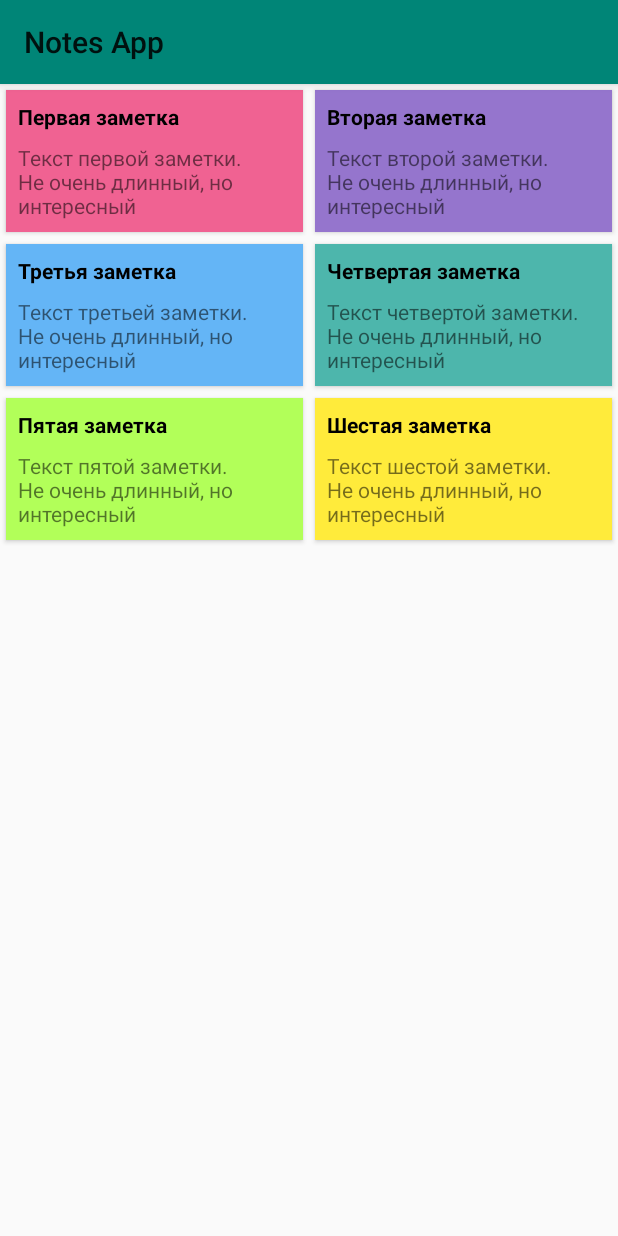
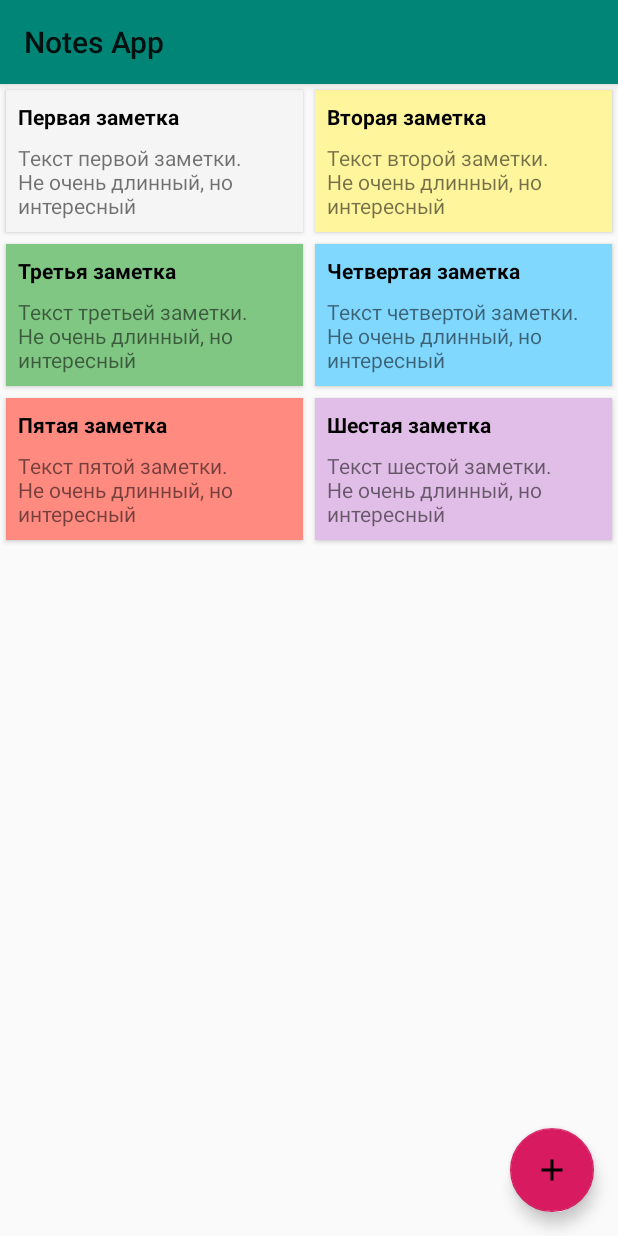
Before and after one commit to Strikelon/KotlinHomework, an Android app: the screen it shows after launch (MainActivity), on a phone screen of 412 x 824 dp. Run offline under Robolectric (Android 15) with nearby library versions, the phone set to English and light mode, and no system bars.

Commit message:
Homework3

```diff
--- a/Kotlin2App/app/build.gradle
+++ b/Kotlin2App/app/build.gradle
@@ -3,6 +3,10 @@ apply plugin: 'com.android.application'
 apply plugin: 'kotlin-android'
 
 apply plugin: 'kotlin-android-extensions'
+
+androidExtensions {
+    experimental = true
+}
 
 android {
     compileSdkVersion 28
@@ -27,6 +31,7 @@ dependencies {
     implementation"org.jetbrains.kotlin:kotlin-stdlib-jdk7:$kotlin_version"
     implementation 'com.android.support:appcompat-v7:28.0.0'
     implementation 'com.android.support.constraint:constraint-layout:1.1.3'
+
     testImplementation 'junit:junit:4.12'
     androidTestImplementation 'com.android.support.test:runner:1.0.2'
     androidTestImplementation 'com.android.support.test.espresso:espresso-core:3.0.2'
--- a/Kotlin2App/app/src/main/AndroidManifest.xml
+++ b/Kotlin2App/app/src/main/AndroidManifest.xml
@@ -16,6 +16,7 @@
                 <category android:name="android.intent.category.LAUNCHER"/>
             </intent-filter>
         </activity>
+        <activity android:name=".ui.note.NoteActivity"/>
     </application>
 
 </manifest>
--- a/Kotlin2App/app/src/main/java/com/strikalov/kotlin2app/data/NotesRepository.kt
+++ b/Kotlin2App/app/src/main/java/com/strikalov/kotlin2app/data/NotesRepository.kt
@@ -1,41 +1,75 @@
 package com.strikalov.kotlin2app.data
 
 import com.strikalov.kotlin2app.data.entity.Note
+import android.arch.lifecycle.LiveData
+import android.arch.lifecycle.MutableLiveData
+import java.util.UUID
 
 object NotesRepository {
 
-    val notes: List<Note> = listOf(
+    private val notesLiveData = MutableLiveData<List<Note>>()
 
+    val notes: MutableList<Note> = mutableListOf(
         Note(
+            UUID.randomUUID().toString(),
             "Первая заметка",
             "Текст первой заметки. Не очень длинный, но интересный",
-                0xfff06292.toInt()
+            color = Note.Color.WHITE
         ),
         Note(
+            UUID.randomUUID().toString(),
             "Вторая заметка",
             "Текст второй заметки. Не очень длинный, но интересный",
-                0xff9575cd.toInt()
+            color = Note.Color.YELLOW
         ),
         Note(
+            UUID.randomUUID().toString(),
             "Третья заметка",
             "Текст третьей заметки. Не очень длинный, но интересный",
-                0xff64b5f6.toInt()
+            color = Note.Color.GREEN
         ),
         Note(
+            UUID.randomUUID().toString(),
             "Четвертая заметка",
             "Текст четвертой заметки. Не очень длинный, но интересный",
-                0xff4db6ac.toInt()
+            color = Note.Color.BLUE
         ),
         Note(
+            UUID.randomUUID().toString(),
             "Пятая заметка",
             "Текст пятой заметки. Не очень длинный, но интересный",
-                0xffb2ff59.toInt()
+            color = Note.Color.RED
         ),
         Note(
+            UUID.randomUUID().toString(),
             "Шестая заметка",
             "Текст шестой заметки. Не очень длинный, но интересный",
-                0xffffeb3b.toInt()
+            color = Note.Color.VIOLET
         )
     )
 
+    init {
+        notesLiveData.value = notes
     }
+
+    fun getNotes(): LiveData<List<Note>> {
+        return notesLiveData
+    }
+
+    fun saveNote(note: Note) {
+        addOrReplace(note)
+        notesLiveData.value = notes
+    }
+
+    private fun addOrReplace(note: Note) {
+        for (i in 0 until notes.size) {
+            if (notes[i] == note) {
+                notes[i] = note
+
+                return
+            }
+        }
+        notes.add(note)
+    }
+
+}
--- a/Kotlin2App/app/src/main/java/com/strikalov/kotlin2app/data/entity/Note.kt
+++ b/Kotlin2App/app/src/main/java/com/strikalov/kotlin2app/data/entity/Note.kt
@@ -1,3 +1,37 @@
 package com.strikalov.kotlin2app.data.entity
 
-class Note(val title: String, val text: String, val color: Int)
+import android.os.Parcelable
+import kotlinx.android.parcel.Parcelize
+import java.util.*
+
+@Parcelize
+data class Note(
+    val id: String,
+    val title: String,
+    val text: String,
+    val color: Color = Color.WHITE,
+    val lastChanged: Date = Date()
+) : Parcelable {
+
+    override fun equals(other: Any?): Boolean {
+        if(this === other) return true
+        if(javaClass != other?.javaClass) return false
+
+        other as Note
+
+        if(id != other.id) return false
+        return true
+    }
+
+    override fun hashCode() = id.hashCode()
+
+    enum class Color {
+        WHITE,
+        YELLOW,
+        GREEN,
+        BLUE,
+        RED,
+        VIOLET,
+        PINK
+    }
+}
--- a/Kotlin2App/app/src/main/java/com/strikalov/kotlin2app/ui/main/MainActivity.kt
+++ b/Kotlin2App/app/src/main/java/com/strikalov/kotlin2app/ui/main/MainActivity.kt
@@ -6,6 +6,7 @@ import android.support.v7.app.AppCompatActivity
 import android.os.Bundle
 import android.support.v7.widget.GridLayoutManager
 import com.strikalov.kotlin2app.R
+import com.strikalov.kotlin2app.ui.note.NoteActivity
 import kotlinx.android.synthetic.main.activity_main.*
 
 class MainActivity : AppCompatActivity() {
@@ -21,11 +22,21 @@ class MainActivity : AppCompatActivity() {
         viewModel = ViewModelProviders.of(this).get(MainViewModel::class.java)
 
         rv_notes.layoutManager = GridLayoutManager(this, 2)
-        adapter = NotesRVAdapter()
+        adapter = NotesRVAdapter {
+            NoteActivity.start(this, it)
+        }
+
         rv_notes.adapter = adapter
 
-        viewModel.viewState().observe(this, Observer<MainViewState> { t ->
-            t?.let { adapter.notes = it.notes }
+        viewModel.viewState().observe(this, Observer<MainViewState> { state ->
+            state?.let {
+                adapter.notes = it.notes
+            }
         })
+
+        fab.setOnClickListener {
+            NoteActivity.start(this)
+        }
+
     }
 }
--- a/Kotlin2App/app/src/main/java/com/strikalov/kotlin2app/ui/main/MainVIewModel.kt
+++ b/Kotlin2App/app/src/main/java/com/strikalov/kotlin2app/ui/main/MainVIewModel.kt
@@ -5,12 +5,15 @@ import android.arch.lifecycle.MutableLiveData
 import android.arch.lifecycle.ViewModel
 import com.strikalov.kotlin2app.data.NotesRepository
 
-class MainViewModel : ViewModel() {
+class MainViewModel(private val repository: NotesRepository = NotesRepository) : ViewModel() {
 
     private val viewStateLiveData : MutableLiveData<MainViewState> = MutableLiveData()
 
     init {
-        viewStateLiveData.value = MainViewState(NotesRepository.notes)
+//        viewStateLiveData.value = MainViewState(NotesRepository.notes)
+        repository.getNotes().observeForever { notes ->
+            viewStateLiveData.value = viewStateLiveData.value?.copy(notes = notes!!) ?: MainViewState(notes!!)
+        }
     }
 
     fun viewState(): LiveData<MainViewState> = viewStateLiveData
--- a/Kotlin2App/app/src/main/java/com/strikalov/kotlin2app/ui/main/MainViewState.kt
+++ b/Kotlin2App/app/src/main/java/com/strikalov/kotlin2app/ui/main/MainViewState.kt
@@ -2,4 +2,4 @@ package com.strikalov.kotlin2app.ui.main
 
 import com.strikalov.kotlin2app.data.entity.Note
 
-class MainViewState(val notes: List<Note>)
+data class MainViewState(val notes: List<Note>)
--- a/Kotlin2App/app/src/main/java/com/strikalov/kotlin2app/ui/main/NotesRVAdapter.kt
+++ b/Kotlin2App/app/src/main/java/com/strikalov/kotlin2app/ui/main/NotesRVAdapter.kt
@@ -1,5 +1,6 @@
 package com.strikalov.kotlin2app.ui.main
 
+import android.support.v4.content.ContextCompat
 import android.support.v7.widget.RecyclerView
 import android.view.LayoutInflater
 import android.view.View
@@ -10,7 +11,7 @@ import com.strikalov.kotlin2app.data.entity.Note
 import kotlinx.android.synthetic.main.item_note.view.*
 
 
-class NotesRVAdapter : RecyclerView.Adapter<NotesRVAdapter.ViewHolder>(){
+class NotesRVAdapter(val onItemClick : ((Note) -> Unit)? = null) : RecyclerView.Adapter<NotesRVAdapter.ViewHolder>() {
 
 
     var notes: List<Note> = listOf()
@@ -19,18 +20,33 @@ class NotesRVAdapter : RecyclerView.Adapter<NotesRVAdapter.ViewHolder>(){
             notifyDataSetChanged()
         }
 
-    class ViewHolder(itemView: View) : RecyclerView.ViewHolder(itemView){
+    inner class ViewHolder(itemView: View) : RecyclerView.ViewHolder(itemView){
 
-        private val titleTV = itemView.findViewById<TextView>(R.id.tv_title)
-        private val textTV = itemView.findViewById<TextView>(R.id.tv_text)
+        val titleTextVew = itemView.findViewById<TextView>(R.id.tv_title)
+        val textTextVew = itemView.findViewById<TextView>(R.id.tv_text)
 
         fun bind(note: Note) = with(note) {
-            titleTV.text = title
-            textTV.text = text
-            itemView.setBackgroundColor(color)
+            titleTextVew.text = title
+            textTextVew.text = text
+
+            val background = when(color){
+                Note.Color.WHITE -> R.color.white
+                Note.Color.YELLOW -> R.color.yellow
+                Note.Color.GREEN -> R.color.green
+                Note.Color.BLUE -> R.color.blue
+                Note.Color.RED -> R.color.red
+                Note.Color.VIOLET -> R.color.violet
+                Note.Color.PINK -> R.color.pink
+            }
+
+            itemView.setBackgroundColor(ContextCompat.getColor(itemView.context, background))
+            itemView.setOnClickListener {
+                onItemClick?.invoke(note)
+            }
         }
 
     }
+
 
     override fun onCreateViewHolder(parent: ViewGroup, viewType: Int) =
         ViewHolder(
--- /dev/null
+++ b/Kotlin2App/app/src/main/res/drawable/ic_add_black_24dp.xml
@@ -0,0 +1,9 @@
+<vector xmlns:android="http://schemas.android.com/apk/res/android"
+        android:width="24dp"
+        android:height="24dp"
+        android:viewportWidth="24.0"
+        android:viewportHeight="24.0">
+    <path
+        android:fillColor="#FF000000"
+        android:pathData="M19,13h-6v6h-2v-6H5v-2h6V5h2v6h6v2z"/>
+</vector>
--- a/Kotlin2App/app/src/main/res/layout/activity_main.xml
+++ b/Kotlin2App/app/src/main/res/layout/activity_main.xml
@@ -29,4 +29,15 @@
             tools:listitem="@layout/item_note"
             android:layout_height="match_parent"/>
 
+    <android.support.design.widget.FloatingActionButton
+            android:id="@+id/fab"
+            android:layout_height="wrap_content"
+            android:layout_width="wrap_content"
+            app:fabSize="normal"
+            android:layout_marginEnd="16dp"
+            android:layout_marginBottom="16dp"
+            app:layout_anchorGravity="bottom|end"
+            android:src="@drawable/ic_add_black_24dp"
+            app:layout_anchor="@id/rv_notes"/>
+
 </android.support.design.widget.CoordinatorLayout>
--- a/Kotlin2App/app/src/main/res/values/colors.xml
+++ b/Kotlin2App/app/src/main/res/values/colors.xml
@@ -4,4 +4,12 @@
     <color name="colorPrimaryDark">#00574B</color>
     <color name="colorAccent">#D81B60</color>
     <color name="black">#000000</color>
+
+    <color name="white">#F5F5F5</color>
+    <color name="yellow">#FFF59D</color>
+    <color name="green">#81C784</color>
+    <color name="blue">#80d8ff</color>
+    <color name="red">#ff8a80</color>
+    <color name="violet">#e1bee7</color>
+    <color name="pink">#f8bbd0</color>
 </resources>
--- a/Kotlin2App/app/src/main/res/values/strings.xml
+++ b/Kotlin2App/app/src/main/res/values/strings.xml
@@ -2,4 +2,6 @@
     <string name="app_name">Kotlin2App</string>
     <string name="tv_title_string">Very important note</string>
     <string name="tv_text_string">My very important note text with very important information</string>
+    <string name="new_note_title">Новая заметка</string>
+
 </resources>
```
Also changed, not shown: Kotlin2App/app/src/main/java/com/strikalov/kotlin2app/ui/note/NoteActivity.kt (added, +115 -0 lines), Kotlin2App/app/src/main/java/com/strikalov/kotlin2app/ui/note/NoteViewModel.kt (added, +21 -0 lines), Kotlin2App/app/src/main/res/layout/activity_note.xml (added, +56 -0 lines). Lines whose indentation alone changed are shown as unchanged.
